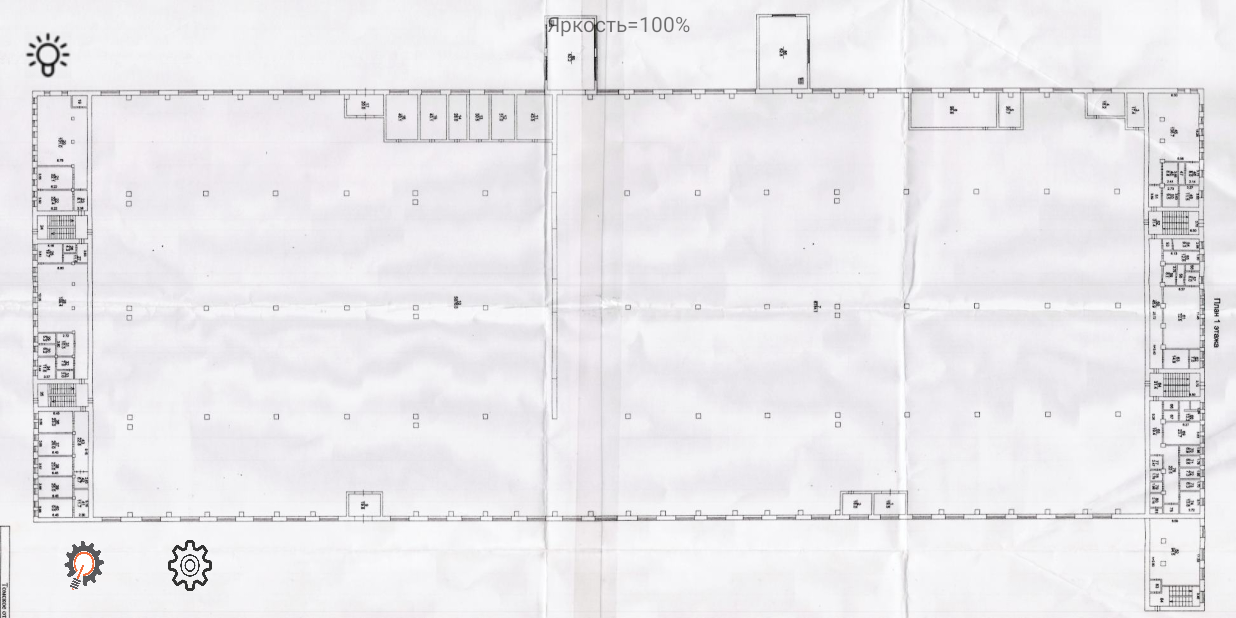
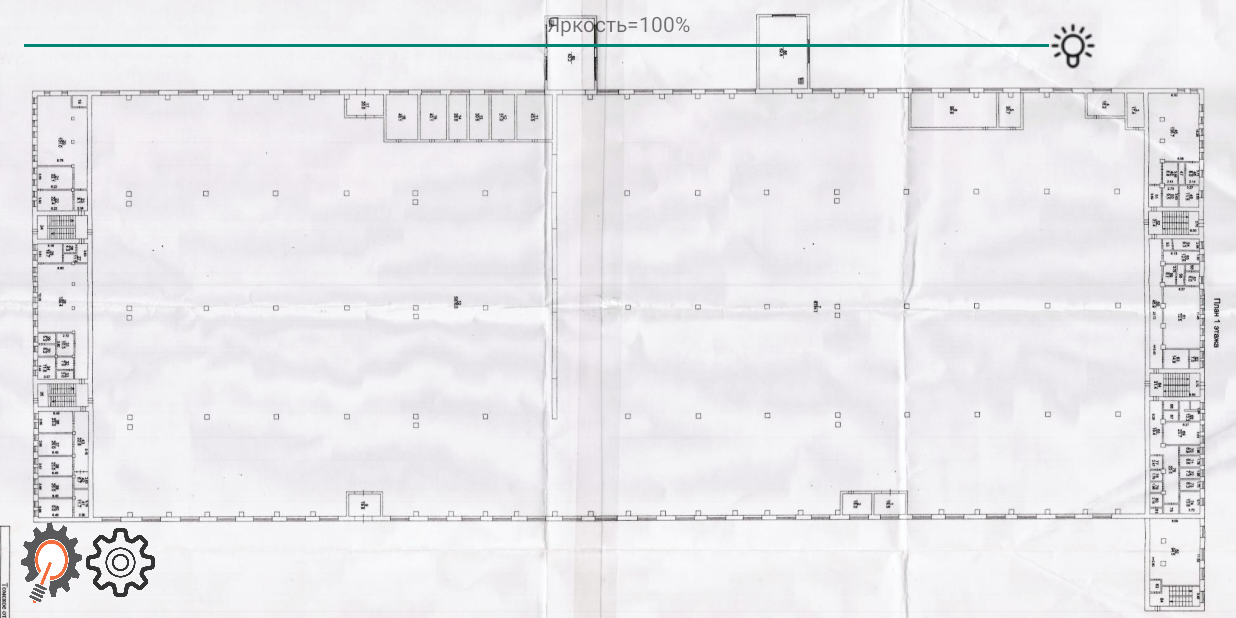
Before and after one commit to Kw0rker/Smart_Light_app, an Android app: the MainActivity screen opened directly, with no data from a screen before it, on a phone screen of 824 x 412 dp (held sideways). Run offline under Robolectric (Android 15) with nearby library versions, the phone set to English and light mode, and no system bars; 4 statements that could not run were skipped.

Commit message:
Finally workable version last bug is re call the "onCreate" method in main_activity when the screen locks

```diff
--- a/app/src/main/java/com/example/student/smartlighttest1/MainActivity.java
+++ b/app/src/main/java/com/example/student/smartlighttest1/MainActivity.java
@@ -2,6 +2,7 @@ package com.example.student.smartlighttest1;
 
 
 import android.content.Context;
+import android.content.DialogInterface;
 import android.content.Intent;
 import android.os.Build;
 import android.os.Bundle;
@@ -9,15 +10,16 @@ import android.os.VibrationEffect;
 import android.os.Vibrator;
 import android.support.constraint.ConstraintLayout;
 import android.support.v4.app.FragmentActivity;
+import android.support.v7.app.AlertDialog;
 import android.util.Log;
 import android.view.View;
 import android.widget.Button;
+import android.widget.EditText;
 import android.widget.LinearLayout;
 import android.widget.SeekBar;
 import android.widget.TextView;
 
 import java.io.BufferedReader;
-import java.io.File;
 import java.io.IOException;
 import java.io.InputStreamReader;
 import java.util.ArrayList;
@@ -25,70 +27,35 @@ import java.util.ArrayList;
 //import android.support.v7.app.AppCompatActivity;
 
 
-public class MainActivity extends FragmentActivity {
-    static Intent intent;
-    static int id;
+public class MainActivity extends FragmentActivity implements SeekBar.OnSeekBarChangeListener,Button.OnClickListener{
     static ArrayList<String> selected = new ArrayList<String>();
-    static byte[] info = new byte[1024];
     static Button[] buttons;
-    static int value;
     static lamp[] lamps;
+    static Vibrator v;
+    TextView brighness;
     static SeekBar bar;
-    static Vibrator v;
-    static arduino[] ard;
-    TextView brighness;
-    String text;
     int i;
     static Context context_g;
     static MainActivity activity;
+    static Button new_scenario;
+    static Button new_group;
+    static int last_grup_n=0;
 
 
     @Override
     protected void onCreate(Bundle savedInstanceState) {
         super.onCreate(savedInstanceState);
+        setContentView(R.layout.activity_main);
         this.context_g = getApplicationContext();
-        brighness = new TextView(this);
-        udp.setup();
+        brighness =(TextView) findViewById(R.id.text);
+        new_group=(Button) findViewById(R.id.NEW_GROUP);
+        new_group.setOnClickListener(this);
+        new_scenario=(Button)findViewById(R.id.NEW_SCENARIO);
+        if(udp.servSock==null) udp.setup();
         v = (Vibrator) getSystemService(Context.VIBRATOR_SERVICE);
-        brighness = findViewById(R.id.text);
-        try {
-            File.createTempFile("scenarios", "txt");
-        } catch (IOException e) {
-            Log.e("Write", e.getMessage());
-        }
         activity = this;
-        bar = new SeekBar(this);
-        bar.findViewById(R.id.BRIGNESS);
-        int max = 255;
-        bar.setMax(max);
-        bar.setProgress(max);
-        bar.setOnSeekBarChangeListener(new SeekBar.OnSeekBarChangeListener() {
-            @Override
-            public void onProgressChanged(SeekBar seekBar, final int progress, boolean fromUser) {
-                new Runnable() {
-                    public void run() {
-                        for (String s : selected) {
-                            new multithread().execute("send", s + "," + progress);
-                        }
-
-                    }
-                }.run();
-
-            }
-
-            @Override
-            public void onStartTrackingTouch(SeekBar seekBar) {
-
-            }
-
-            @Override
-            public void onStopTrackingTouch(SeekBar seekBar) {
-
-            }
-        });
-        Log.d("context", context_g.toString());//@string/_100
-
-        setContentView(R.layout.activity_main);
+        bar =(SeekBar)findViewById(R.id.BRIGNESS) ;
+        bar.setOnSeekBarChangeListener(this);
         new multithread().execute("send", "refresh");
         new multithread().execute("send", "status");
         new multithread().execute("start");
@@ -99,21 +66,14 @@ public class MainActivity extends FragmentActivity {
         ///checked////
         builui();
         new Thread(new getter_from_app()).start();
-        read("buttons.txt");
-        scenario.setOnClickListener(new View.OnClickListener() {
-            @Override
-            public void onClick(View v) {
-                startActivity(intent);
-            }
-        });
+        read("buttons.txt",udp.colvo);
+        read("groups");
+
+        scenario.setOnClickListener(this);
         Button settings = (Button)findViewById(R.id.SETTINGS);
-        final Intent intent=new Intent(this,Settings.class);
-        settings.setOnClickListener(new View.OnClickListener() {
-            @Override
-            public void onClick(View v) {
-                startActivity(intent);
-            }
-        });
+        settings.setOnClickListener(this);
+        new_group.setOnClickListener(this);
+        new_scenario.setOnClickListener(this);
 
 
     }
@@ -127,7 +87,6 @@ public class MainActivity extends FragmentActivity {
         ConstraintLayout.LayoutParams params = new ConstraintLayout.LayoutParams(
                 LinearLayout.LayoutParams.WRAP_CONTENT,
                 LinearLayout.LayoutParams.WRAP_CONTENT);
-        intent = new Intent(this, Scenarios.class);
         for (i = 0; i < udp.colvo; i++) {
             buttons[i] = new Button(this);
             buttons[i].setId(i);
@@ -138,10 +97,31 @@ public class MainActivity extends FragmentActivity {
         }
     }
 
-    public void start() {
-        startActivity(intent);
-    }/*Calls to open lamps group*/
+    public static void read(String name,int int_max) {
+        try {
+            // открываем поток для чтения
+            BufferedReader br = new BufferedReader(new InputStreamReader(
+                    activity.openFileInput(name)));
+            String str = "";
+            // читаем содержимое
 
+            Log.e("Read", str);
+            for (int x = 0; x <int_max && ((str = br.readLine()) != null); x++) {
+
+                String[] x_y = str.split("/");
+                buttons[x].setTranslationX(Integer.parseInt(x_y[0]));
+                buttons[x].setTranslationY(Integer.parseInt(x_y[1]));
+
+                Log.d("Buttons", "Setted");
+            }
+
+
+        } catch (IOException e) {
+            Log.e("Read", e.getMessage());
+
+        }
+
+    }
     public static void read(String name) {
         try {
             // открываем поток для чтения
@@ -151,14 +131,14 @@ public class MainActivity extends FragmentActivity {
             // читаем содержимое
 
             Log.e("Read", str);
-            for (int x = 0; x < udp.colvo && ((str = br.readLine()) != null); x++) {
+           while ((str = br.readLine()) != null) {
+               last_grup_n++;
+               /*
+               create temp_data
+                */
 
-                String[] x_y = str.split("/");
-                buttons[x].setTranslationX(Integer.parseInt(x_y[0]));
-                buttons[x].setTranslationY(Integer.parseInt(x_y[1]));
+            }
 
-                Log.d("Buttons", "Setted");
-            }
 
         } catch (IOException e) {
             Log.e("Read", e.getMessage());
@@ -176,5 +156,124 @@ public class MainActivity extends FragmentActivity {
         }
     }
 
+    @Override
+    protected void onStart() {
+        super.onStart();
+        new_scenario.setText("Добавить новый сценарий");
+        new_scenario.setOnClickListener(this);
+        new_group.setText("Добавить новую группу");
+        new_group.setOnClickListener(this);
+        for (lamp l:lamps)l.setMODE("DEFAULT");
+    }
+
+    @Override
+    public void onProgressChanged(SeekBar seekBar, final int progress, boolean fromUser) {
+        new Runnable() {
+            public void run() {
+                for (String s : selected) {
+                    new multithread().execute("send", s + "," + progress);
+                }
+                brighness.setText("Яркость :"+progress);
+            }
+        }.run();
+
+    }
+
+    @Override
+    public void onStartTrackingTouch(SeekBar seekBar) {
+
+    }
+
+    @Override
+    public void onStopTrackingTouch(SeekBar seekBar) {
+
+    }
+
+    @Override
+    public void onClick(View v) {
+        switch (v.getId())
+        {
+            case R.id.SCENARIO:
+                final Intent intent = new Intent(this, Scenarios.class);
+                startActivity(intent);
+                break;
+            case R.id.NEW_GROUP:
+                new_scenario.setVisibility(View.INVISIBLE);
+                for(lamp l:lamps)l.setMODE("GROUP");
+                new_group.setText("Сохранить");
+                new_group.setOnClickListener(new View.OnClickListener() {
+                    @Override
+                    public void onClick(View v) {
+                        int n=0;
+                        new multithread().execute("send","setgroup");
+                        new multithread().execute("send",""+(++last_grup_n));
+                        String group=""+last_grup_n+"-";
+                        for(lamp l:lamps)
+                        {
+                            if(l.in_mode_active){
+                                n++;
+                                group+=l.getId()+" ";
+                            }
+                        }
+                        new multithread().execute("send",""+n);
+                        for(lamp l:lamps)
+                        {
+                            if(l.in_mode_active)new multithread().execute("send",""+l.getId());
+                            l.in_mode_active=false;
+                            l.setMODE("DEFAULT");
+                        }
+                        getter_from_app.writeToFile(group,"groups",MODE_APPEND);
+                        v.setOnClickListener(MainActivity.this);
+                    }
+                });
+                break;
+            case R.id.NEW_SCENARIO:
+                new_group.setVisibility(View.INVISIBLE);
+                for(lamp l:lamps)l.setMODE("SCENARIO");
+                new_scenario.setText("Сохранить");
+                new_scenario.setOnClickListener(new View.OnClickListener() {
+                    @Override
+                    public void onClick(View v) {
+                        int n=0;
+                        for(lamp l:lamps)
+                        {
+                            if(l.in_new_scen_brigness>=0)n++;
+                        }
+                        new multithread().execute("send","new");
+                        new multithread().execute("send",""+n);
+                        for (lamp l:lamps)
+                        {
+                            if(l.in_new_scen_brigness>=0)new multithread().execute("send",l.getId()+","+l.in_new_scen_brigness);
+                            l.in_new_scen_brigness=-2;
+                            l.in_mode_active=false;
+                            l.setMODE("DEFAULT");
+                        }
+                        AlertDialog.Builder alertDialog = new AlertDialog.Builder(MainActivity.this);
+                        alertDialog.setTitle("Новый сценарий");
+                        alertDialog.setMessage("Введите название сценария ");
+
+                        final EditText input = new EditText(MainActivity.this);
+                        LinearLayout.LayoutParams lp = new LinearLayout.LayoutParams(
+                                LinearLayout.LayoutParams.MATCH_PARENT,
+                                LinearLayout.LayoutParams.MATCH_PARENT);
+                        input.setLayoutParams(lp);
+                        alertDialog.setView(input).setIcon(R.drawable.lamp)
+                                .setCancelable(false).setPositiveButton("Сохранить", new DialogInterface.OnClickListener() {
+                            @Override
+                            public void onClick(DialogInterface dialog, int which) {
+                                getter_from_app.writeToFile("\n"+input.getText().toString(),"scenarios.txt",Context.MODE_APPEND);
+                            }
+                        });
+                        alertDialog.show();
+
+                    }
+                });
+                break;
+            case R.id.SETTINGS:
+                final Intent intent_=new Intent(this,Settings.class);
+                startActivity(intent_);
+                break;
+        }
+    }
 
 }
--- a/app/src/main/java/com/example/student/smartlighttest1/getter_from_app.java
+++ b/app/src/main/java/com/example/student/smartlighttest1/getter_from_app.java
@@ -72,7 +72,7 @@ public class getter_from_app  implements Runnable {
         MainActivity.activity.runOnUiThread(new Runnable() {
             @Override
             public void run() {
-                MainActivity.read("buttons.txt");
+                MainActivity.read("buttons.txt",udp.colvo);
             }
         });
     }
--- a/app/src/main/java/com/example/student/smartlighttest1/multithread.java
+++ b/app/src/main/java/com/example/student/smartlighttest1/multithread.java
@@ -3,14 +3,13 @@ import android.os.AsyncTask;
 import android.util.Log;
 
 public class multithread extends AsyncTask<String, Void, Boolean> {
-   final   udp server =new udp();
     static  boolean finished=false;
 @Override
     protected Boolean doInBackground(String... params) {
     switch (params[0]){
         case "send":udp.sender(params[1]);
             Log.d("udp","called");break;
-        case "start":server.start();break;
+        case "start":udp.start();break;
     }
 
  return true;
--- a/app/src/main/java/com/example/student/smartlighttest1/scenario.java
+++ b/app/src/main/java/com/example/student/smartlighttest1/scenario.java
@@ -10,11 +10,10 @@ public class scenario {
         String [] brighness=brg.split(",");
        ArrayList<String> messadge=new ArrayList<>();
         int counter=0;
-        int a=0;
         for(int lamp_n=2;lamp_n<udp.colvo;lamp_n++)
         {
            try {
-               a=Integer.parseInt(brighness[lamp_n]);
+               int  a=Integer.parseInt(brighness[lamp_n]);
                if(a>=0){
                    Log.d("udp",""+a);
                    counter++;
--- a/app/src/main/java/com/example/student/smartlighttest1/udp.java
+++ b/app/src/main/java/com/example/student/smartlighttest1/udp.java
@@ -6,29 +6,32 @@ import java.io.IOException;
 import java.net.DatagramPacket;
 import java.net.DatagramSocket;
 import java.net.InetAddress;
-import java.nio.ByteBuffer;
 import java.util.Arrays;
 
 public class udp
 
 {
     public static int colvo;
-    static int port = 64044;
+    static int port =13013 ;
     private static byte[] buf = new byte[1024];
     // public static byte[] reciveData = new byte[1024];
     public static byte[] Data = new byte[1024];
     static DatagramSocket servSock;
     static DatagramSocket skt;
     static InetAddress serverAddr;
-    DatagramPacket[] packets;
+   static DatagramPacket[] packets;
     static public int brignes[];
-    private static ByteBuffer buffer;
 
     public static void setup() {
+        try {
+            servSock = new DatagramSocket(port);
+            servSock.setReuseAddress(true);
+            //servSock.bind(address);
+        }
+        catch (IOException e){Log.e("udp",e.getMessage());}
 
         try {
             serverAddr = InetAddress.getByName("192.168.0.207");
-            servSock = new DatagramSocket(port);
         } catch (IOException e) {
             Log.e("udp",e.getMessage());
         }
@@ -38,6 +41,7 @@ public class udp
     public static void sender(String sendmsg) {
         buf = sendmsg.getBytes();
         DatagramPacket pkt;
+
         pkt = new DatagramPacket(buf, buf.length, serverAddr, port);
         try {
             servSock.send(pkt);
@@ -47,7 +51,7 @@ public class udp
         }
     }
 
-    public void start() {
+  static   public void start() {
         int brighness=0;
         int number=0;
         int i = 0;
--- a/app/src/main/res/layout/activity_main.xml
+++ b/app/src/main/res/layout/activity_main.xml
@@ -16,8 +16,8 @@
 
     <SeekBar
         android:id="@+id/BRIGNESS"
-        android:layout_width="0dp"
-        android:layout_height="37dp"
+        android:layout_width="731dp"
+        android:layout_height="44dp"
         android:layout_marginBottom="286dp"
         android:max="255"
         android:progress="255"
@@ -39,23 +39,56 @@
 
     <Button
         android:id="@+id/SCENARIO"
-        android:layout_width="29dp"
-        android:layout_height="34dp"
+        android:layout_width="46dp"
+        android:layout_height="56dp"
+        android:layout_marginStart="11dp"
+        android:layout_marginLeft="11dp"
+        android:layout_marginEnd="349dp"
+        android:layout_marginRight="349dp"
         android:background="@drawable/scenario"
         app:layout_constraintBottom_toBottomOf="parent"
-        app:layout_constraintEnd_toStartOf="@+id/SETTINGS"
+        app:layout_constraintEnd_toStartOf="@+id/NEW_GROUP"
         app:layout_constraintStart_toStartOf="parent"
         app:layout_constraintTop_toBottomOf="@+id/BRIGNESS" />
 
     <Button
         android:id="@+id/SETTINGS"
-        android:layout_width="29dp"
-        android:layout_height="34dp"
+        android:layout_width="46dp"
+        android:layout_height="46dp"
         android:layout_marginEnd="641dp"
         android:layout_marginRight="641dp"
         android:background="@drawable/settings"
         app:layout_constraintBaseline_toBaselineOf="@+id/SCENARIO"
         app:layout_constraintEnd_toEndOf="parent"
+        app:layout_constraintHorizontal_bias="0.0"
         app:layout_constraintStart_toEndOf="@+id/SCENARIO" />
 
+    <Button
+        android:id="@+id/NEW_GROUP"
+        android:layout_width="0dp"
+        android:layout_height="35dp"
+        android:layout_marginTop="305dp"
+        android:layout_marginEnd="54dp"
+        android:layout_marginRight="54dp"
+        android:text="Добавить новую группу"
+        android:visibility="invisible"
+        app:layout_constraintEnd_toEndOf="parent"
+        app:layout_constraintStart_toEndOf="@+id/SCENARIO"
+        app:layout_constraintTop_toBottomOf="@+id/BRIGNESS" />
+
+    <Button
+        android:id="@+id/NEW_SCENARIO"
+        android:layout_width="288dp"
+        android:layout_height="35dp"
+        android:layout_marginStart="8dp"
+        android:layout_marginLeft="8dp"
+        android:layout_marginTop="305dp"
+        android:layout_marginEnd="8dp"
+        android:layout_marginRight="8dp"
+        android:text="Добавить новый сценарий"
+        android:visibility="invisible"
+        app:layout_constraintEnd_toStartOf="@+id/NEW_GROUP"
+        app:layout_constraintStart_toEndOf="@+id/SETTINGS"
+        app:layout_constraintTop_toBottomOf="@+id/BRIGNESS" />
+
 </android.support.constraint.ConstraintLayout>
```
Also changed, not shown: app/src/main/java/com/example/student/smartlighttest1/lamp.java (+80 -23 lines), 66 other files.
